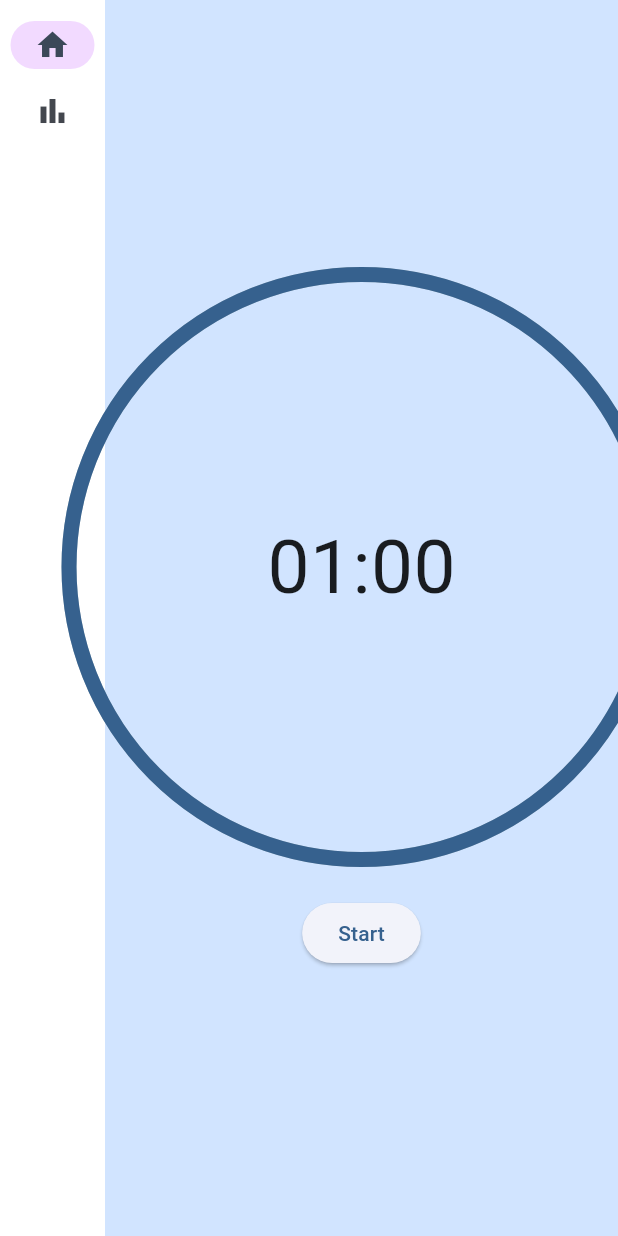
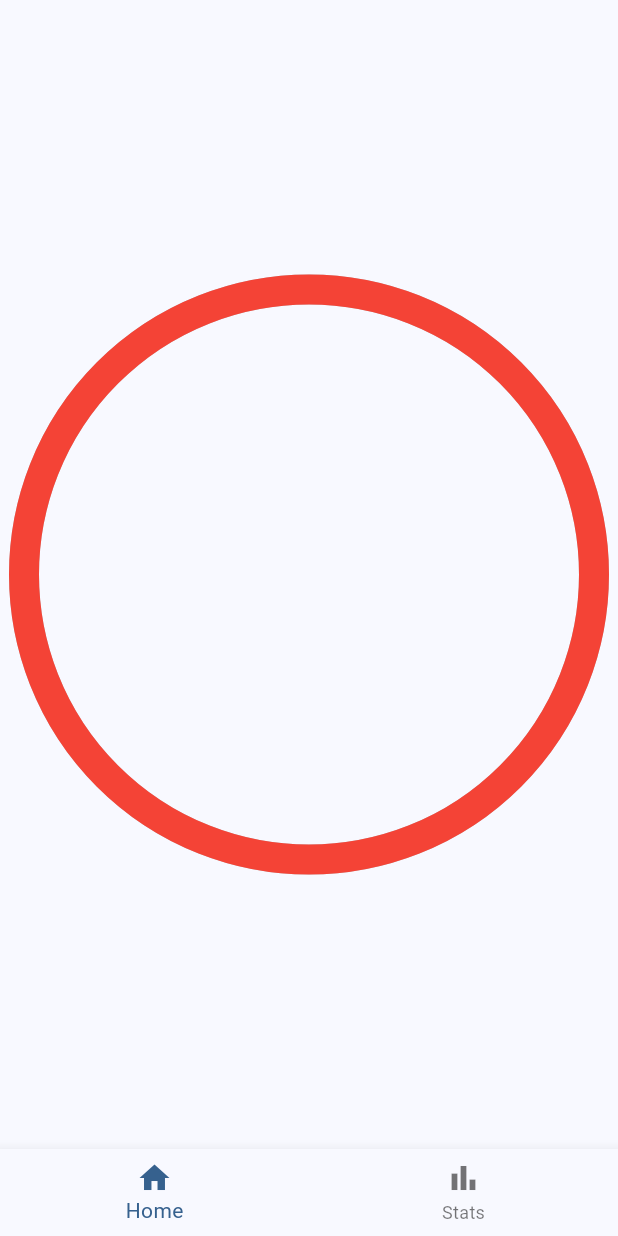
Before and after one commit to dexprexxtion/focus_io, a Flutter app: the screen it shows after launch, on a phone screen of 412 x 824 dp. Run offline on Flutter 3.47's test engine with Material 2 defaults, Android fonts, the phone set to English and light mode, and no system bars; drawn by our look-alikes of percent_indicator.

Commit message:
Made the Navigation responsive.
Now, a NavigationRail and a BottomNavigationBar are used to make the Navigation responsive to the screen and device.

```diff
--- a/lib/main.dart
+++ b/lib/main.dart
@@ -45,13 +45,11 @@ class _MyHomePageState extends State<MyHomePage> {
       default:
         throw UnimplementedError('no widget for $selectedIndex');
     }
-    return LayoutBuilder(builder: (context, constraints) {
-      return Scaffold(
-          body: Row(children: [
-        SafeArea(
-          child: NavigationRail(
-            extended: constraints.maxWidth >= 700,
-            destinations: const [
+    if (MediaQuery.of(context).size.width > 640) {
+      return Row(
+        children: <Widget>[
+          NavigationRail(
+            destinations: [
               NavigationRailDestination(
                 icon: Icon(Icons.home_outlined),
                 selectedIcon: Icon(Icons.home),
@@ -67,8 +65,6 @@ class _MyHomePageState extends State<MyHomePage> {
             useIndicator: true,
             backgroundColor: Theme.of(context).colorScheme.onPrimary,
             indicatorColor: Theme.of(context).colorScheme.tertiaryContainer,
-            labelType: NavigationRailLabelType
-                .none, //Fix this later as using selected is causing errors.
             selectedIndex: selectedIndex,
             onDestinationSelected: (value) {
               setState(() {
@@ -76,15 +72,38 @@ class _MyHomePageState extends State<MyHomePage> {
               });
             },
           ),
-        ),
           Expanded(
             child: Container(
               color: Theme.of(context).colorScheme.primaryContainer,
               child: page,
             ),
           )
-      ]));
+        ],
+      );
+    } else {
+      return Scaffold(
+        bottomNavigationBar: BottomNavigationBar(
+            items: <BottomNavigationBarItem>[
+              BottomNavigationBarItem(
+                icon: Icon(Icons.home_outlined),
+                activeIcon: Icon(Icons.home),
+                label: 'Home',
+              ),
+              BottomNavigationBarItem(
+                icon: Icon(Icons.bar_chart_outlined),
+                activeIcon: Icon(Icons.bar_chart_rounded),
+                label: 'Stats',
+              ),
+            ],
+            currentIndex: selectedIndex,
+            onTap: (int index) {
+              setState(() {
+                selectedIndex = index;
               });
+            }),
+        body: page,
+      );
+    }
   }
 }
 
@@ -185,50 +204,12 @@ class _FocusPageState extends State<FocusPage> {
   Widget build(BuildContext context) {
     return Scaffold(
         body: Center(
-        child: Column(
-          mainAxisAlignment: MainAxisAlignment.center,
-          children: <Widget>[
-            CircularPercentIndicator(
+      child: CircularPercentIndicator(
         radius: 200,
-              lineWidth: 10,
+        lineWidth: 20,
         percent: _secondsRemaining / (_workTimeInMinutes * 60),
-              center: Text(
-                _formatDuration(Duration(seconds: _secondsRemaining)),
-                style: TextStyle(fontSize: 50),
       ),
-              progressColor: Theme.of(context).colorScheme.primary,
-            ),
-            SizedBox(height: 20),
-            Row(
-              mainAxisAlignment: MainAxisAlignment.center,
-              children: <Widget>[
-                if (!_isRunning)
-                  ElevatedButton(
-                    onPressed: startTimer,
-                    child: Text('Start'),
-                  ),
-                if (_isRunning)
-                  ElevatedButton(
-                    onPressed: stopTimer,
-                    child: Text('Stop'),
-                  ),
-                if (_isRunning && !_isPaused)
-                  ElevatedButton(
-                    onPressed: pauseTimer,
-                    child: Text('Pause'),
-                  ),
-                if (_isRunning && _isPaused)
-                  ElevatedButton(
-                    onPressed: resumeTimer,
-                    child: Text('Resume'),
-                  ),
-              ],
-            )
-          ],
-        ),
-      ),
-      backgroundColor: Theme.of(context).colorScheme.primaryContainer,
-    );
+    ));
   }
 
   String _formatDuration(Duration duration) {
```
Lines whose indentation alone changed are shown as unchanged.
